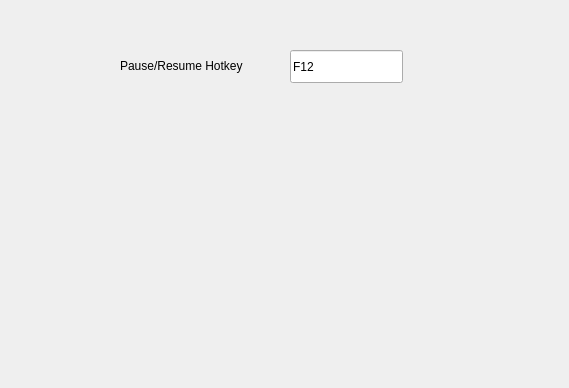
The window that cxx-api-examples/vibeinput/preference.ui (yangjuncode/sherpa-onnx) describes before a commit, drawn with Qt 5.
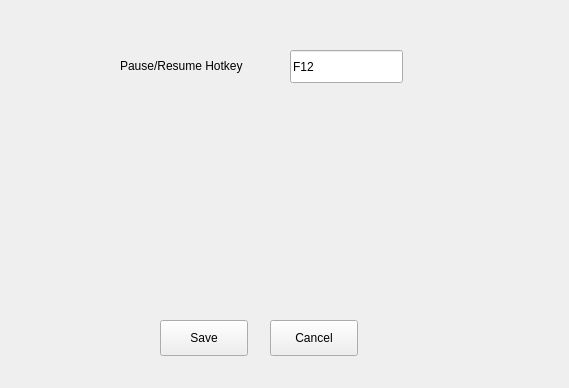
The same window after the commit.

```diff
--- a/cxx-api-examples/vibeinput/preference.ui
+++ b/cxx-api-examples/vibeinput/preference.ui
@@ -39,6 +39,32 @@
     <string>F12</string>
    </property>
   </widget>
+  <widget class="QPushButton" name="ptn_save">
+   <property name="geometry">
+    <rect>
+     <x>160</x>
+     <y>320</y>
+     <width>88</width>
+     <height>36</height>
+    </rect>
+   </property>
+   <property name="text">
+    <string>Save</string>
+   </property>
+  </widget>
+  <widget class="QPushButton" name="ptn_cancel">
+   <property name="geometry">
+    <rect>
+     <x>270</x>
+     <y>320</y>
+     <width>88</width>
+     <height>36</height>
+    </rect>
+   </property>
+   <property name="text">
+    <string>Cancel</string>
+   </property>
+  </widget>
  </widget>
  <resources/>
  <connections/>
```
